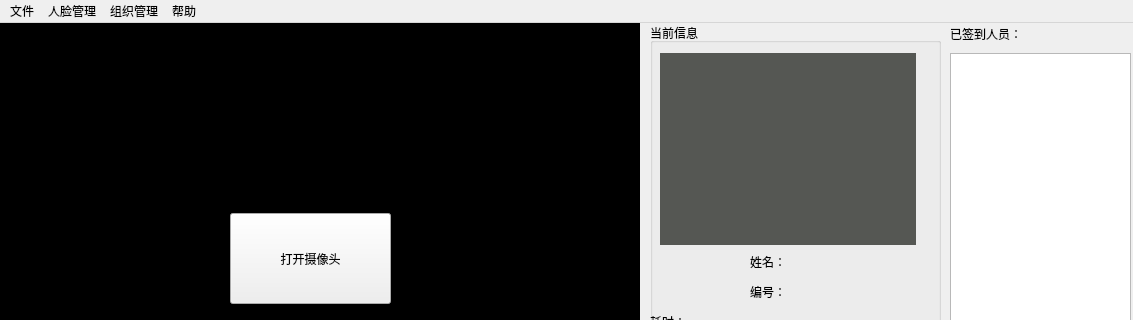
Qt form ui/MainWindow.ui (protosskai/face_recognition) before a commit; both pictures show x 0 to 1133 and y 0 to 320 of the 1133 by 537 pixel window.
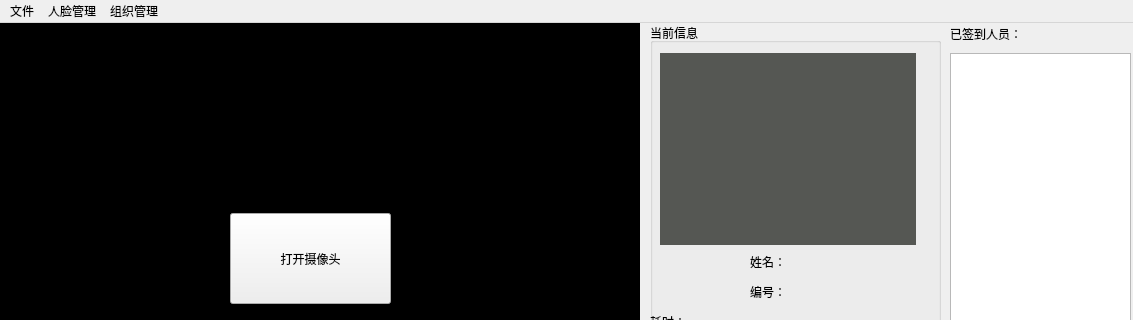
The same form after that commit.

What changed in the file:
```diff
--- a/ui/MainWindow.ui
+++ b/ui/MainWindow.ui
@@ -257,14 +257,6 @@
     </property>
     <addaction name="showFaceTemplateMenu"/>
     <addaction name="insertFaceTemplateMenu"/>
-    <addaction name="editFaceTemplateMenu"/>
-   </widget>
-   <widget class="QMenu" name="menu_2">
-    <property name="title">
-     <string>帮助</string>
-    </property>
-    <addaction name="documentMenu"/>
-    <addaction name="aboutMenu"/>
    </widget>
    <widget class="QMenu" name="menu_3">
     <property name="title">
@@ -277,7 +269,6 @@
    <addaction name="fileMenu"/>
    <addaction name="menu"/>
    <addaction name="menu_3"/>
-   <addaction name="menu_2"/>
   </widget>
   <widget class="QStatusBar" name="statusbar"/>
   <action name="openDatabaseMenu">
```
Left out of the diff: 3 changed lines with no effect on the pictures.
